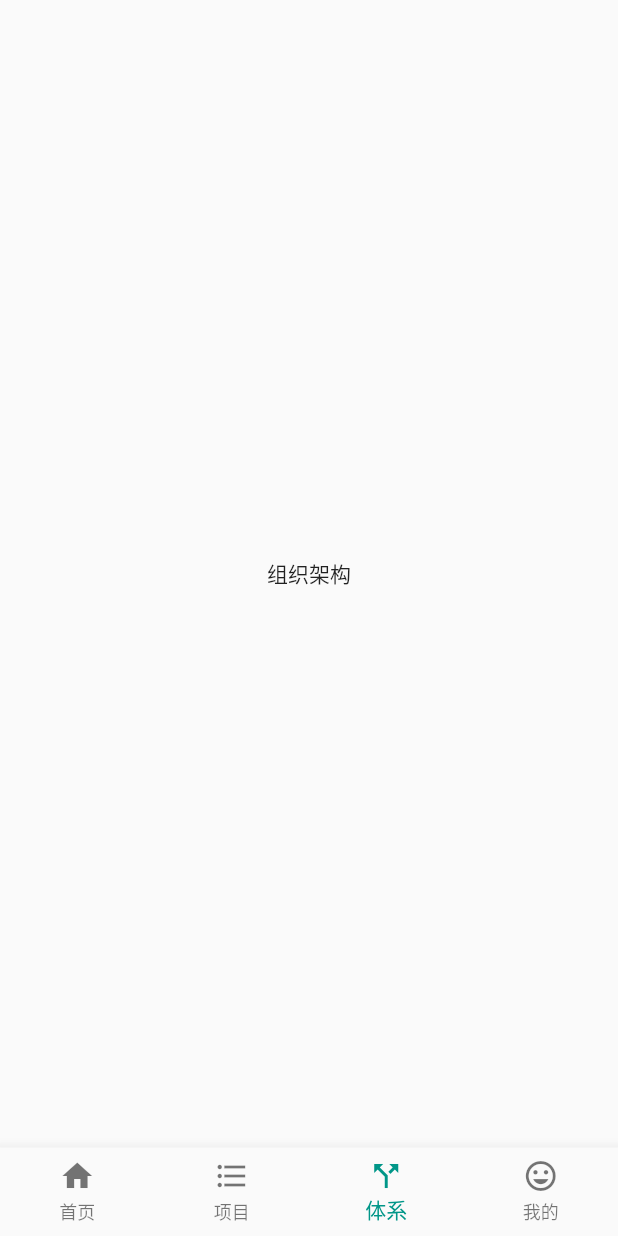
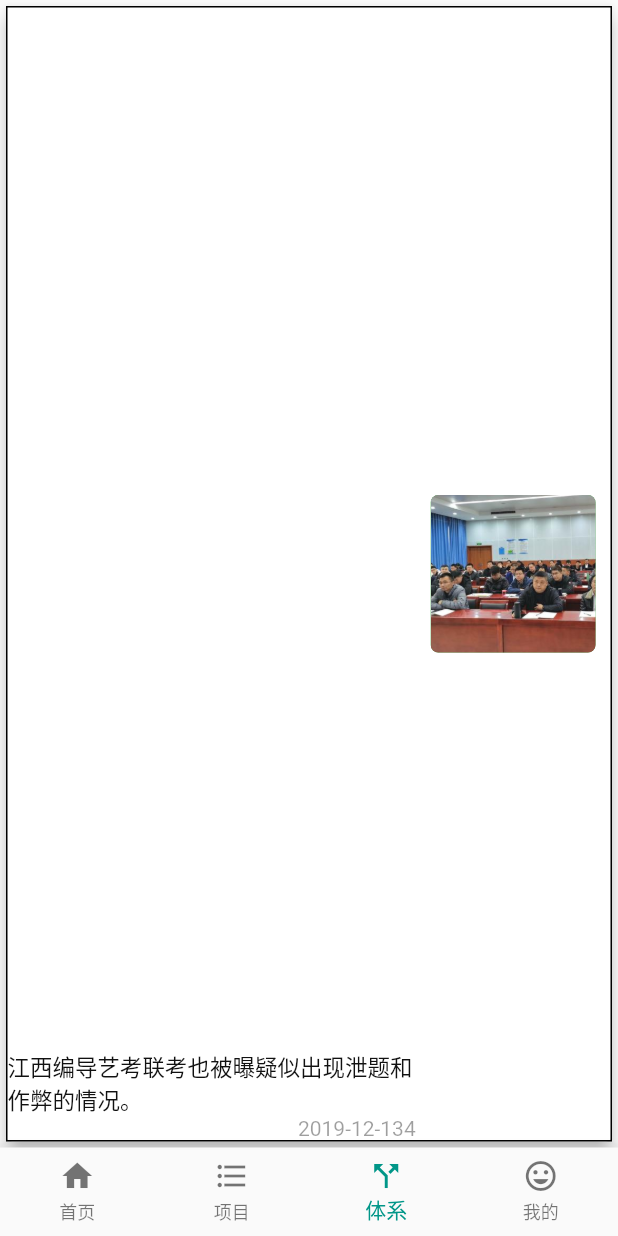
Before and after one commit to huajian123/bceet, a Flutter app: the screen it shows after launch, item 3 of the bottom bar chosen, on a phone screen of 412 x 824 dp. Run offline on Flutter 3.47's test engine with Material 2 defaults, Android fonts, the phone set to English and light mode, and no system bars; our stand-ins replace fluro, flutter_screenutil, flutter_swiper; statements that could not run were skipped.

Commit message:
修改首页的卡片样式

```diff
--- a/lib/main.dart
+++ b/lib/main.dart
@@ -1,5 +1,6 @@
 import 'package:flutter/material.dart';
 import 'package:fluro/fluro.dart';
+import 'package:flutter/rendering.dart';
 import 'package:provider/provider.dart';
 import 'pages/index_page.dart';
 import 'provide/current_page_index.dart';
@@ -8,6 +9,7 @@ import 'routers/routes.dart';
 import 'routers/application.dart';
 
 void main() {
+  //debugRepaintRainbowEnabled = true;
   runApp(MyApp());
 }
 
--- a/lib/pages/organizational_page/organizational_page.dart
+++ b/lib/pages/organizational_page/organizational_page.dart
@@ -1,11 +1,57 @@
 import 'package:flutter/material.dart';
+import 'package:flutter_screenutil/flutter_screenutil.dart';
 
 class OrganizationalPage extends StatelessWidget {
   @override
   Widget build(BuildContext context) {
     return Scaffold(
       body: Center(
-        child: Text('组织架构'),
+        child:
+
+        Card(
+            elevation: 5.0,
+            child: Container(
+              decoration: BoxDecoration(border: Border.all()),
+              child: Row(
+                mainAxisSize:MainAxisSize.max ,
+                children: <Widget>[
+                  Expanded(
+                    child: Column(
+                      mainAxisAlignment: MainAxisAlignment.end,
+                      crossAxisAlignment: CrossAxisAlignment.end,
+                      children: <Widget>[
+                        Text(
+                          '江西编导艺考联考也被曝疑似出现泄题和作弊的情况。',
+                          style: TextStyle(
+                            fontSize: 15.0,
+                            color: Color(0xff111111),
+                          ),
+                          maxLines: 3,
+                          overflow: TextOverflow.ellipsis,
+                        ),
+                        Text(
+                          '2019-12-134',
+                          textAlign: TextAlign.left,
+                          style: TextStyle(color: Colors.black38),
+                        )
+                      ],
+                    ),
+                  ),
+
+                  Container(
+                    height: ScreenUtil().setHeight(170.0),
+                    width: ScreenUtil().setWidth(200.0),
+                    margin: EdgeInsets.all(10.0),
+                    decoration: BoxDecoration(
+                        color: Colors.green,
+                        borderRadius: BorderRadius.circular(5.0),
+                        image: DecorationImage(
+                            image: AssetImage("static/images/news1.jpeg"),
+                            fit: BoxFit.cover)),
+                  ),
+                ],
+              ),
+            )),
       ),
     );
   }
--- a/lib/pages/project_page/project_page.dart
+++ b/lib/pages/project_page/project_page.dart
@@ -24,13 +24,13 @@ class _ProjectPageState extends State<ProjectPage>
         title: TabBar(
           tabs: <Widget>[
             Tab(
-              child: Text("页面1"),
+              child: Text("公司项目"),
             ),
             Tab(
-              child: Text("页面2"),
+              child: Text("业务范围"),
             ),
             Tab(
-              child: Text("页面3"),
+              child: Text("专家团队"),
             ),
           ],
           controller: _controller,
```
Also changed, not shown: lib/pages/home_page/home.dart (+8 -12 lines).
